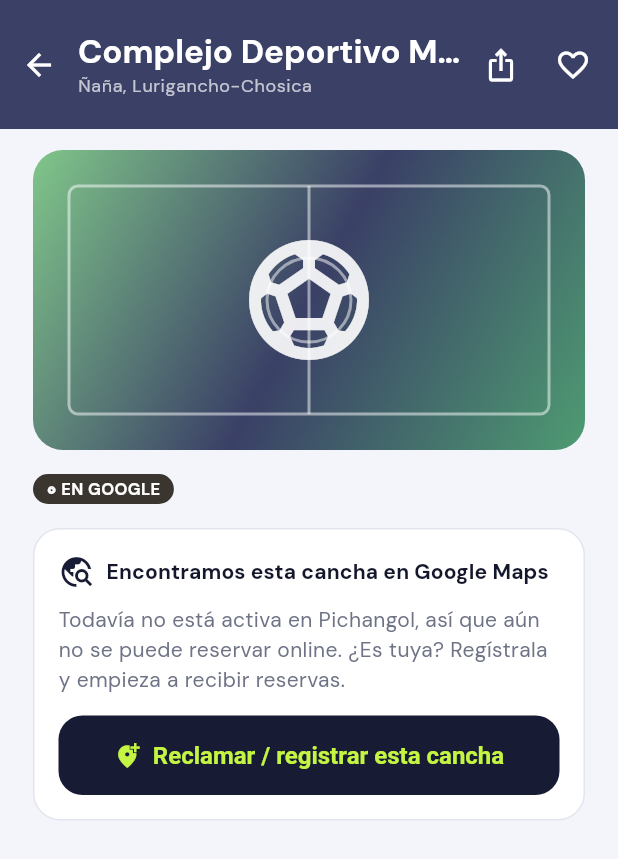
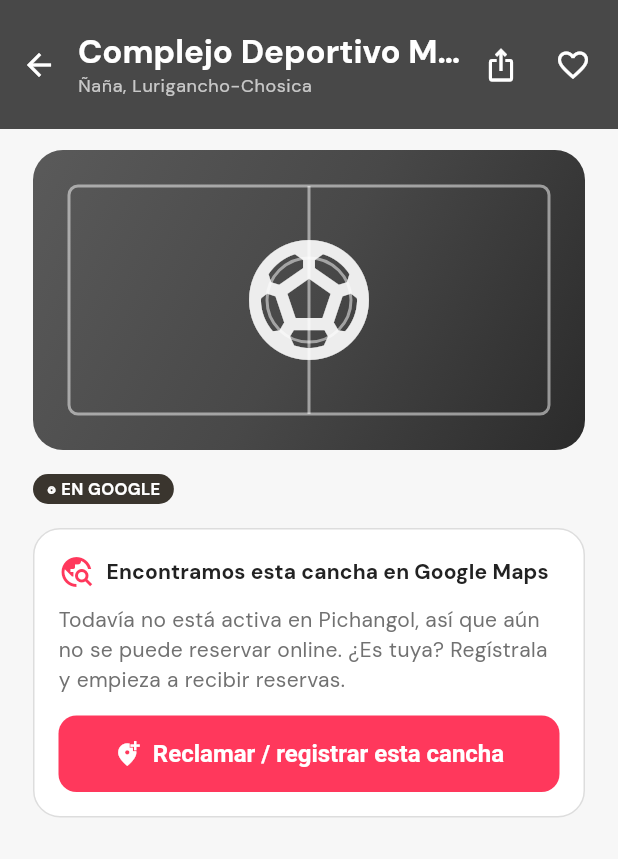
Before and after one commit to dcalagua/canchas-app-lima, a Flutter app: the screen it shows after launch, after a tap on "Saltar", after a tap on "◎ EN GOOGLE", on a phone screen of 412 x 824 dp. Shown: the top 859 px of the screen. Run offline on Flutter 3.47's test engine with Material 3 defaults, Android fonts, the phone set to English and light mode, and no system bars; our stand-ins replace font_awesome_flutter, geocoding, geolocator, google_fonts, google_maps_flutter, google_sign_in and 3 more; accounts and stored records are empty; network calls fail.

Commit message:
Rebrand total al look Airbnb (coral Rausch + negro Hof + grises)
Remapea todos los tokens de lib/theme.dart a la paleta Airbnb sin tocar
cada pantalla: lima=#FF385C (coral CTA), bosque/tinta=#222222 (Hof),
teal=#008489 (Babu), papel=#F7F7F7, trazo=#DDDDDD, textoTenue=#717171.
ColorSchemes claro/oscuro, botones (coral+blanco, radio 12), inputs
(foco negro Hof), chips, navbar (activo negro/coral) y switch actualizados.
Splash pasa a fondo blanco con pelota coral y textos oscuros.

Co-Authored-By: Claude Opus 4.8 (1M context) <noreply@anthropic.com>
Claude-Session: https://claude.ai/code/session_017fg7ijXuZRX6jvFjZELf83

```diff
--- a/lib/screens/splash_screen.dart
+++ b/lib/screens/splash_screen.dart
@@ -9,7 +9,7 @@ import '../theme.dart';
 import 'app_shell.dart';
 import 'onboarding_screen.dart';
 
-const _indigo = Color(0xFF171B34); // índigo nocturna (fondo)
+const _indigo = Color(0xFFFFFFFF); // fondo del splash (blanco, look Airbnb)
 
 /// Splash de marca ENERGÉTICO (identidad Cancha nocturna): fondo índigo + una
 /// pelota LIMA que va cambiando de deporte (fútbol, tenis, básquet, vóley…) con
@@ -143,8 +143,8 @@ class _SplashScreenState extends State<SplashScreen>
             Text(
               kBrandTagline,
               textAlign: TextAlign.center,
-              style: TextStyle(
-                color: Colors.white.withOpacity(0.72),
+              style: const TextStyle(
+                color: textoTenue,
                 fontSize: 15,
                 fontWeight: FontWeight.w700,
               ),
@@ -159,7 +159,7 @@ class _SplashScreenState extends State<SplashScreen>
             const SizedBox(height: 12),
             Text('Cargando…',
                 style: TextStyle(
-                    color: Colors.white.withOpacity(0.7),
+                    color: textoTenue.withOpacity(0.9),
                     fontWeight: FontWeight.w700,
                     fontSize: 13)),
           ],
--- a/lib/theme.dart
+++ b/lib/theme.dart
@@ -24,22 +24,22 @@ import 'models/models.dart';
 // Requiere en pubspec.yaml → dependencies: google_fonts: ^6.2.1
 // ─────────────────────────────────────────────────────────────────────────
 
-// ── Identidad "Cancha nocturna": índigo profundo + lima eléctrica + ámbar.
+// ── Identidad AIRBNB: coral Rausch + negro Hof + blancos/grises + teal Babu.
 // (Se mantienen los NOMBRES de los tokens; solo cambian sus valores, así toda
-// la app adopta la identidad sin tocar cada pantalla.)
-const Color lima = Color(0xFFC4F542);   // accent / CTA / realce (lima eléctrica)
-const Color sage = Color(0xFF3A4066);   // índigo medio (degradado de headers)
-const Color teal = Color(0xFF2A2F52);   // índigo de apoyo
-const Color amarillo = Color(0xFFFFB020); // acento de energía (ámbar)
-const Color verde = Color(0xFF2A2F52);  // índigo medio
-const Color verdeProfundo = Color(0xFF1F2340); // índigo profundo
-const Color bosque = Color(0xFF171B34); // primary / superficies oscuras (índigo)
-const Color tinta = Color(0xFF14172B);  // texto (casi negro índigo)
-const Color papel = Color(0xFFF4F5FA);  // fondo app (page, frío)
-const Color papelCalido = Color(0xFFECEEF6); // fondo panel del club
-const Color trazo = Color(0xFFE3E5EE);  // bordes / divisores
-const Color textoTenue = Color(0xFF6E7386); // muted (gris frío)
-const Color limaSuave = Color(0xFFEEF6D6); // tinte lima suave
+// la app adopta el look Airbnb sin tocar cada pantalla.)
+const Color lima = Color(0xFFFF385C);   // Rausch — CTA / acento principal
+const Color sage = Color(0xFF484848);   // charcoal (degradado de headers)
+const Color teal = Color(0xFF008489);   // Babu — acento secundario (teal)
+const Color amarillo = Color(0xFFFFB400); // dorado (calificaciones/energía)
+const Color verde = Color(0xFF484848);  // charcoal medio
+const Color verdeProfundo = Color(0xFF333333); // charcoal profundo
+const Color bosque = Color(0xFF222222); // Hof — texto / superficies oscuras
+const Color tinta = Color(0xFF222222);  // texto (Hof near-black)
+const Color papel = Color(0xFFF7F7F7);  // fondo app (gris muy claro Airbnb)
+const Color papelCalido = Color(0xFFF7F7F7); // fondo panel
+const Color trazo = Color(0xFFDDDDDD);  // bordes / divisores (Airbnb)
+const Color textoTenue = Color(0xFF717171); // muted (Foggy)
+const Color limaSuave = Color(0xFFFFF0F2); // tinte coral suave
 
 // ── Colores de estado (chips) — sistema de diseño ─────────────────────────
 const Color estadoOkBg = Color(0xFFE9F4EE);
@@ -59,11 +59,11 @@ const Color pinoOscuro = tinta;
 const Color verdeCancha = bosque;
 const Color verdeClaro = sage;
 const Color verdeOscuro = tinta;
-const Color clay = sage;        // ya no hay coral; "valle" usa verdes
-const Color clayOscuro = verde;
-const Color coral = sage;
-const Color coralOscuro = verde;
-const Color arena = verde;      // antes tono "arena"; ahora verde EBIM
+const Color clay = textoTenue;  // neutro (gris Foggy)
+const Color clayOscuro = Color(0xFFC13515); // rojo Airbnb (estados/vencido)
+const Color coral = lima;       // coral Rausch real
+const Color coralOscuro = Color(0xFFC13515);
+const Color arena = textoTenue;
 const Color naranjaFutbol = lima;
 const Color fondoApp = papel;
 
@@ -72,12 +72,12 @@ const Color arcillaTenis = Color(0xFF3A4066);
 const Color azulPadel = Color(0xFF2A2F52);
 const Color verdeFutbol = Color(0xFFC4F542);
 
-/// Tinte por deporte (punto del selector de cancha, chips).
+/// Tinte por deporte (punto del selector de cancha, chips). Paleta Airbnb.
 Color colorDeporte(Deporte d) => switch (d) {
-      Deporte.tenis => bosque,
-      Deporte.padel => sage,
-      Deporte.futbol => verde,
-      Deporte.pickleball => const Color(0xFF2F8F8F), // teal verdoso
+      Deporte.tenis => teal,        // Babu
+      Deporte.padel => textoTenue,  // Foggy (gris)
+      Deporte.futbol => bosque,     // Hof (negro)
+      Deporte.pickleball => lima,   // Rausch (coral)
     };
 
 IconData iconoDeporte(Deporte d) => switch (d) {
@@ -161,17 +161,17 @@ IconData iconoSuperficie(String superficie) {
 LinearGradient gradienteDeporte(Deporte d) => const LinearGradient(
       begin: Alignment.topLeft,
       end: Alignment.bottomRight,
-      colors: [Color(0xFF80C68A), sage, Color(0xFF4E9B72)],
+      colors: [Color(0xFF5A5A5A), sage, Color(0xFF2B2B2B)],
     );
 
 ThemeData buildTheme() {
   final scheme = ColorScheme.fromSeed(
-    seedColor: bosque,
-    primary: bosque,
-    onPrimary: lima,        // texto/íconos lima sobre bosque (no usar negro)
-    secondary: lima,
-    onSecondary: bosque,
-    tertiary: sage,
+    seedColor: lima,
+    primary: lima,           // coral Rausch = acento/CTA principal
+    onPrimary: Colors.white, // texto blanco sobre coral
+    secondary: bosque,       // negro Hof
+    onSecondary: Colors.white,
+    tertiary: teal,          // Babu
     onTertiary: Colors.white,
     surface: Colors.white,
     onSurface: tinta,
@@ -207,80 +207,80 @@ ThemeData buildTheme() {
         side: const BorderSide(color: trazo),
       ),
     ),
-    // CTA principal = bosque con texto lima (botón "Reservar" / "Pagar seña").
-    // Radio 16 (handoff premium).
+    // CTA principal Airbnb = coral Rausch con texto blanco. Radio 12.
     filledButtonTheme: FilledButtonThemeData(
       style: FilledButton.styleFrom(
-        backgroundColor: bosque, foregroundColor: lima,
-        padding: const EdgeInsets.symmetric(horizontal: 22, vertical: 17),
-        shape: RoundedRectangleBorder(borderRadius: BorderRadius.circular(16)),
+        backgroundColor: lima, foregroundColor: Colors.white,
+        padding: const EdgeInsets.symmetric(horizontal: 22, vertical: 16),
+        shape: RoundedRectangleBorder(borderRadius: BorderRadius.circular(12)),
         textStyle: const TextStyle(fontWeight: FontWeight.w700, fontSize: 16),
       ),
     ),
-    // Inputs consistentes: blanco, borde del sistema, foco sage, radio 10.
+    // Inputs Airbnb: blanco, borde #DDDDDD, foco negro Hof, radio 12.
     inputDecorationTheme: InputDecorationTheme(
       filled: true,
       fillColor: Colors.white,
       contentPadding: const EdgeInsets.symmetric(horizontal: 14, vertical: 14),
       border: OutlineInputBorder(
-        borderRadius: BorderRadius.circular(14),
+        borderRadius: BorderRadius.circular(12),
         borderSide: const BorderSide(color: trazo),
       ),
       enabledBorder: OutlineInputBorder(
-        borderRadius: BorderRadius.circular(14),
+        borderRadius: BorderRadius.circular(12),
         borderSide: const BorderSide(color: trazo),
       ),
       focusedBorder: OutlineInputBorder(
-        borderRadius: BorderRadius.circular(14),
-        borderSide: const BorderSide(color: sage, width: 1.6),
+        borderRadius: BorderRadius.circular(12),
+        borderSide: const BorderSide(color: bosque, width: 1.6),
       ),
       labelStyle: const TextStyle(color: textoTenue),
       hintStyle: const TextStyle(color: textoTenue),
     ),
     chipTheme: ChipThemeData(
-      backgroundColor: estadoNeutroBg,
+      backgroundColor: const Color(0xFFF7F7F7),
       labelStyle: const TextStyle(
-          fontWeight: FontWeight.w700, fontSize: 12, color: estadoNeutroFg),
-      side: BorderSide.none,
+          fontWeight: FontWeight.w700, fontSize: 12, color: bosque),
+      side: const BorderSide(color: trazo),
       shape: RoundedRectangleBorder(borderRadius: BorderRadius.circular(999)),
     ),
     navigationBarTheme: NavigationBarThemeData(
       backgroundColor: Colors.white, surfaceTintColor: Colors.white,
-      indicatorColor: lima.withOpacity(0.45),
-      labelTextStyle: WidgetStateProperty.all(
-        const TextStyle(fontSize: 11, fontWeight: FontWeight.w700, color: bosque)),
+      indicatorColor: lima.withOpacity(0.12),
+      labelTextStyle: WidgetStateProperty.resolveWith((s) => TextStyle(
+          fontSize: 11,
+          fontWeight: FontWeight.w700,
+          color: s.contains(WidgetState.selected) ? bosque : textoTenue)),
       iconTheme: WidgetStateProperty.resolveWith((s) => IconThemeData(
-        color: s.contains(WidgetState.selected) ? bosque : const Color(0xFF9AA89E))),
+          color: s.contains(WidgetState.selected) ? lima : textoTenue)),
     ),
-    // Botón secundario (outline): borde bosque, texto bosque, radio 12.
+    // Botón secundario (outline) Airbnb: borde/texto negro Hof, radio 12.
     outlinedButtonTheme: OutlinedButtonThemeData(
       style: OutlinedButton.styleFrom(
         foregroundColor: bosque,
-        side: const BorderSide(color: bosque, width: 1.4),
-        padding: const EdgeInsets.symmetric(horizontal: 18, vertical: 15),
-        shape: RoundedRectangleBorder(borderRadius: BorderRadius.circular(16)),
+        side: const BorderSide(color: bosque, width: 1.3),
+        padding: const EdgeInsets.symmetric(horizontal: 18, vertical: 14),
+        shape: RoundedRectangleBorder(borderRadius: BorderRadius.circular(12)),
         textStyle: const TextStyle(fontWeight: FontWeight.w700, fontSize: 15),
       ),
     ),
-    // Botón terciario (texto): acción discreta, color de marca.
+    // Botón terciario (texto): negro Hof.
     textButtonTheme: TextButtonThemeData(
       style: TextButton.styleFrom(
         foregroundColor: bosque,
         textStyle: const TextStyle(fontWeight: FontWeight.w700),
       ),
     ),
-    // Elevated = mismo lenguaje del CTA (bosque + lima) por si alguna pantalla
-    // lo usa en vez de FilledButton.
+    // Elevated = mismo CTA coral+blanco por si alguna pantalla lo usa.
     elevatedButtonTheme: ElevatedButtonThemeData(
       style: ElevatedButton.styleFrom(
-        backgroundColor: bosque, foregroundColor: lima, elevation: 0,
-        padding: const EdgeInsets.symmetric(horizontal: 22, vertical: 17),
-        shape: RoundedRectangleBorder(borderRadius: BorderRadius.circular(16)),
+        backgroundColor: lima, foregroundColor: Colors.white, elevation: 0,
+        padding: const EdgeInsets.symmetric(horizontal: 22, vertical: 16),
+        shape: RoundedRectangleBorder(borderRadius: BorderRadius.circular(12)),
         textStyle: const TextStyle(fontWeight: FontWeight.w700, fontSize: 16),
       ),
     ),
     floatingActionButtonTheme: const FloatingActionButtonThemeData(
-      backgroundColor: bosque, foregroundColor: lima,
+      backgroundColor: lima, foregroundColor: Colors.white,
     ),
     // Diálogos: superficie blanca, esquinas suaves, tipografía del sistema.
     dialogTheme: DialogTheme(
@@ -300,10 +300,11 @@ ThemeData buildTheme() {
     dividerTheme: const DividerThemeData(color: trazo, thickness: 1, space: 24),
     listTileTheme: const ListTileThemeData(iconColor: bosque, textColor: tinta),
     switchTheme: SwitchThemeData(
-      thumbColor: WidgetStateProperty.resolveWith((s) =>
-          s.contains(WidgetState.selected) ? bosque : Colors.white),
+      thumbColor: WidgetStateProperty.all(Colors.white),
       trackColor: WidgetStateProperty.resolveWith((s) =>
-          s.contains(WidgetState.selected) ? lima : const Color(0xFFCFD8D2)),
+          s.contains(WidgetState.selected) ? lima : const Color(0xFFDDDDDD)),
+      trackOutlineColor: WidgetStateProperty.resolveWith((s) =>
+          s.contains(WidgetState.selected) ? lima : const Color(0xFFB0B0B0)),
     ),
   );
 }
@@ -315,22 +316,22 @@ ThemeData buildTheme() {
 
 // Tokens del tema oscuro (privados; el resto de la app sigue usando los tokens
 // claros salvo donde ya se lee del ColorScheme).
-const Color _oscFondo = Color(0xFF0F1226);      // page (índigo casi negro)
-const Color _oscSuperficie = Color(0xFF191D38); // tarjetas / appbar
-const Color _oscSuperficie2 = Color(0xFF20264A); // inputs / chips
-const Color _oscTrazo = Color(0xFF2E3457);      // bordes / divisores
-const Color _oscTexto = Color(0xFFEDEFF8);       // texto principal
-const Color _oscTenue = Color(0xFF9AA0C0);       // texto muted
+const Color _oscFondo = Color(0xFF1A1A1A);      // page (negro Airbnb)
+const Color _oscSuperficie = Color(0xFF242424); // tarjetas / appbar
+const Color _oscSuperficie2 = Color(0xFF2E2E2E); // inputs / chips
+const Color _oscTrazo = Color(0xFF3A3A3A);      // bordes / divisores
+const Color _oscTexto = Color(0xFFF2F2F2);       // texto principal
+const Color _oscTenue = Color(0xFFA0A0A0);       // texto muted
 
 ThemeData buildThemeOscuro() {
   final scheme = ColorScheme.fromSeed(
-    seedColor: bosque,
-    primary: lima,           // en oscuro el acento manda como primary
-    onPrimary: _oscFondo,    // texto oscuro sobre lima
+    seedColor: lima,
+    primary: lima,           // coral Rausch como acento/CTA
+    onPrimary: Colors.white, // texto blanco sobre coral
     secondary: lima,
-    onSecondary: _oscFondo,
-    tertiary: sage,
-    onTertiary: _oscTexto,
+    onSecondary: Colors.white,
+    tertiary: teal,
+    onTertiary: Colors.white,
     surface: _oscSuperficie,
     onSurface: _oscTexto,
     brightness: Brightness.dark,
@@ -362,12 +363,12 @@ ThemeData buildThemeOscuro() {
         side: const BorderSide(color: _oscTrazo),
       ),
     ),
-    // CTA principal = lima con texto índigo (alto contraste en oscuro).
+    // CTA principal = coral con texto blanco.
     filledButtonTheme: FilledButtonThemeData(
       style: FilledButton.styleFrom(
-        backgroundColor: lima, foregroundColor: _oscFondo,
-        padding: const EdgeInsets.symmetric(horizontal: 22, vertical: 17),
-        shape: RoundedRectangleBorder(borderRadius: BorderRadius.circular(16)),
+        backgroundColor: lima, foregroundColor: Colors.white,
+        padding: const EdgeInsets.symmetric(horizontal: 22, vertical: 16),
+        shape: RoundedRectangleBorder(borderRadius: BorderRadius.circular(12)),
         textStyle: const TextStyle(fontWeight: FontWeight.w700, fontSize: 16),
       ),
     ),
@@ -422,14 +423,14 @@ ThemeData buildThemeOscuro() {
     ),
     elevatedButtonTheme: ElevatedButtonThemeData(
       style: ElevatedButton.styleFrom(
-        backgroundColor: lima, foregroundColor: _oscFondo, elevation: 0,
-        padding: const EdgeInsets.symmetric(horizontal: 22, vertical: 17),
-        shape: RoundedRectangleBorder(borderRadius: BorderRadius.circular(16)),
+        backgroundColor: lima, foregroundColor: Colors.white, elevation: 0,
+        padding: const EdgeInsets.symmetric(horizontal: 22, vertical: 16),
+        shape: RoundedRectangleBorder(borderRadius: BorderRadius.circular(12)),
         textStyle: const TextStyle(fontWeight: FontWeight.w700, fontSize: 16),
       ),
     ),
     floatingActionButtonTheme: const FloatingActionButtonThemeData(
-      backgroundColor: lima, foregroundColor: _oscFondo,
+      backgroundColor: lima, foregroundColor: Colors.white,
     ),
     dialogTheme: DialogTheme(
       backgroundColor: _oscSuperficie, surfaceTintColor: _oscSuperficie,
@@ -447,10 +448,11 @@ ThemeData buildThemeOscuro() {
     dividerTheme: const DividerThemeData(color: _oscTrazo, thickness: 1, space: 24),
     listTileTheme: const ListTileThemeData(iconColor: lima, textColor: _oscTexto),
     switchTheme: SwitchThemeData(
-      thumbColor: WidgetStateProperty.resolveWith((s) =>
-          s.contains(WidgetState.selected) ? _oscFondo : _oscTenue),
+      thumbColor: WidgetStateProperty.all(Colors.white),
       trackColor: WidgetStateProperty.resolveWith((s) =>
           s.contains(WidgetState.selected) ? lima : _oscSuperficie2),
+      trackOutlineColor: WidgetStateProperty.resolveWith((s) =>
+          s.contains(WidgetState.selected) ? lima : _oscTrazo),
     ),
   );
 }
```
